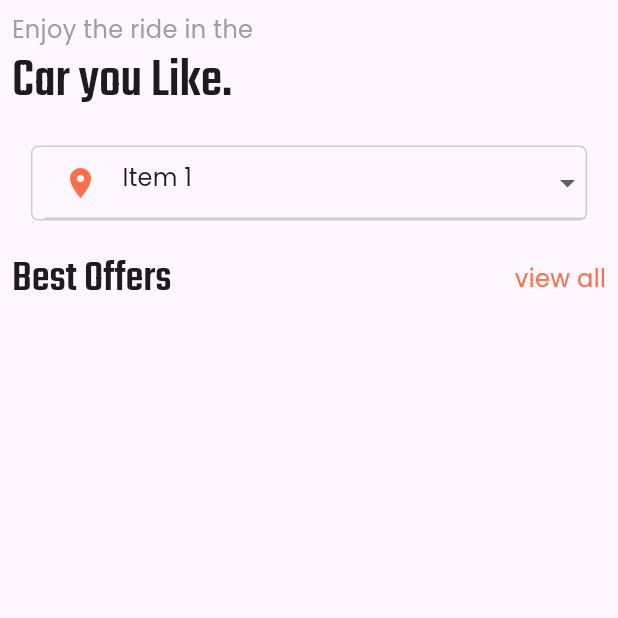
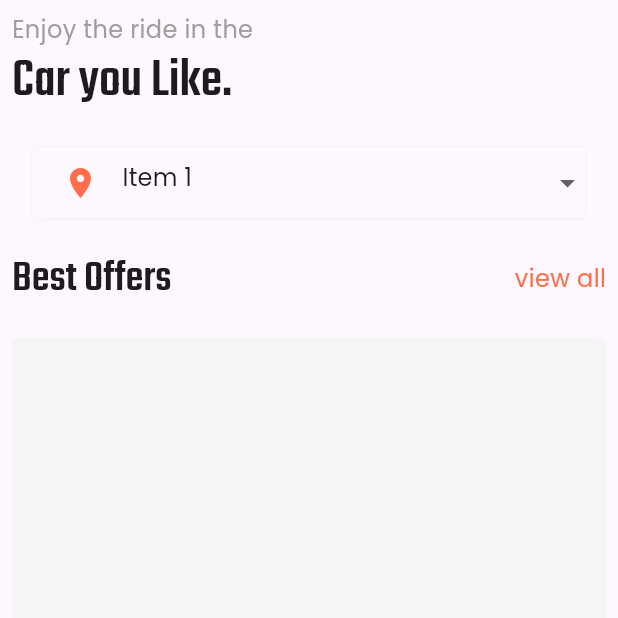
Before and after one commit to ahmedos999/car_rental, a Flutter app: the screen it shows after launch, on a phone screen of 412 x 824 dp, the top half of it. Run offline on Flutter 3.47's test engine with Material 2 defaults, Android fonts, the phone set to English and light mode, and no system bars.

Commit message:
adding imgs

```diff
--- a/lib/main.dart
+++ b/lib/main.dart
@@ -18,7 +18,7 @@ class MyApp extends StatelessWidget {
               seedColor: Colors.deepPurple,
               primary: Colors.black,
               secondary: const Color(0xffff6e49),
-              tertiary: const Color.fromARGB(255, 205, 205, 205)),
+              tertiary: const Color(0xfff5f5f5)),
           useMaterial3: true,
           fontFamily: 'Poppins',
           textTheme: const TextTheme(
--- a/lib/presentation/Screens/home_page.dart
+++ b/lib/presentation/Screens/home_page.dart
@@ -85,7 +85,20 @@ class _HomePageState extends State<HomePage> {
               const SizedBox(
                 height: 20,
               ),
-              rowdata(context, 'Best Offers', 'view all')
+              rowdata(context, 'Best Offers', 'view all'),
+              const SizedBox(
+                height: 20,
+              ),
+              Container(
+                width: MediaQuery.sizeOf(context).width,
+                height: MediaQuery.sizeOf(context).height / 3,
+                decoration: BoxDecoration(
+                    color: Theme.of(context).colorScheme.tertiary,
+                    borderRadius: BorderRadius.circular(5)),
+                child: Column(
+                  children: [],
+                ),
+              )
             ],
           ),
         ),
```
Also changed, not shown: assets/imgs/car1.png (added), assets/imgs/car2.png (added), assets/imgs/car3.png (added), assets/imgs/car4.png (added), assets/imgs/car5.png (added), 1 other file.
